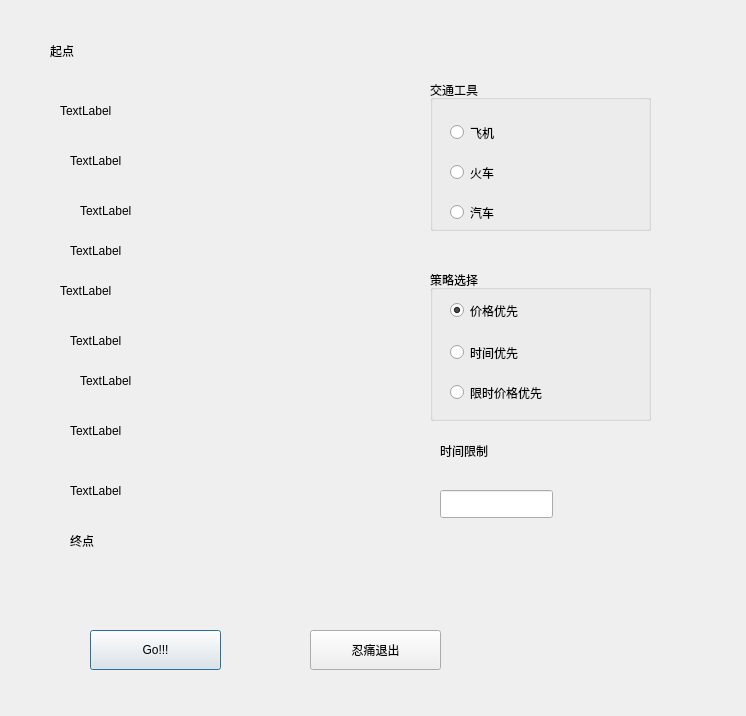
The window that newtrip.ui (Traeyee/trip_assist) describes before a commit, drawn with Qt 5.
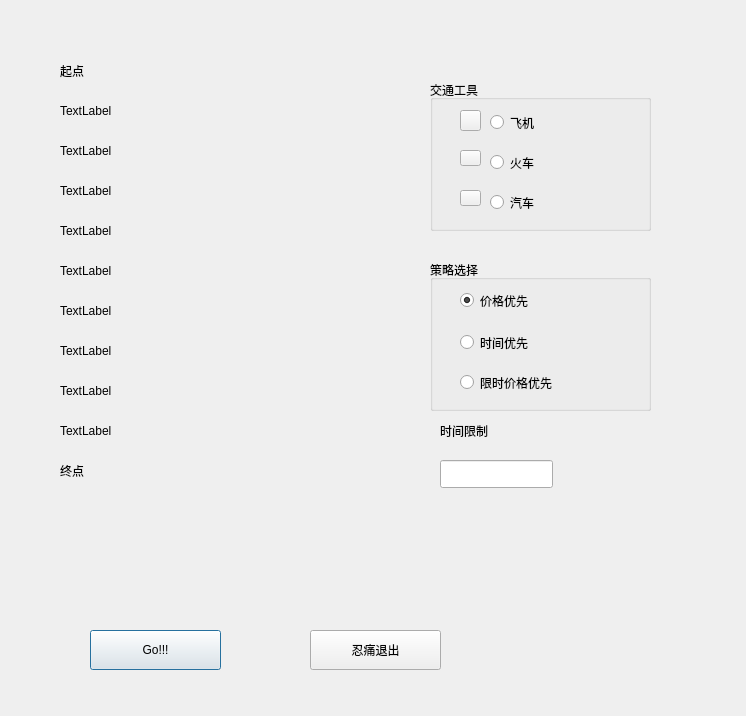
The same window after the commit. Icons and pictures are not drawn.

Commit message: newtrip_ui_design

The edit to the form file:
```diff
--- a/newtrip.ui
+++ b/newtrip.ui
@@ -16,8 +16,8 @@
   <widget class="QLabel" name="label">
    <property name="geometry">
     <rect>
-     <x>50</x>
-     <y>40</y>
+     <x>60</x>
+     <y>60</y>
      <width>99</width>
      <height>21</height>
     </rect>
@@ -42,8 +42,8 @@
   <widget class="QLabel" name="label_3">
    <property name="geometry">
     <rect>
-     <x>70</x>
-     <y>150</y>
+     <x>60</x>
+     <y>140</y>
      <width>99</width>
      <height>21</height>
     </rect>
@@ -55,8 +55,8 @@
   <widget class="QLabel" name="label_4">
    <property name="geometry">
     <rect>
-     <x>80</x>
-     <y>200</y>
+     <x>60</x>
+     <y>180</y>
      <width>99</width>
      <height>21</height>
     </rect>
@@ -68,8 +68,8 @@
   <widget class="QLabel" name="label_5">
    <property name="geometry">
     <rect>
-     <x>70</x>
-     <y>240</y>
+     <x>60</x>
+     <y>220</y>
      <width>99</width>
      <height>21</height>
     </rect>
@@ -82,7 +82,7 @@
    <property name="geometry">
     <rect>
      <x>60</x>
-     <y>280</y>
+     <y>260</y>
      <width>99</width>
      <height>21</height>
     </rect>
@@ -94,8 +94,8 @@
   <widget class="QLabel" name="label_7">
    <property name="geometry">
     <rect>
-     <x>70</x>
-     <y>330</y>
+     <x>60</x>
+     <y>300</y>
      <width>99</width>
      <height>21</height>
     </rect>
@@ -107,8 +107,8 @@
   <widget class="QLabel" name="label_8">
    <property name="geometry">
     <rect>
-     <x>80</x>
-     <y>370</y>
+     <x>60</x>
+     <y>340</y>
      <width>99</width>
      <height>21</height>
     </rect>
@@ -120,8 +120,8 @@
   <widget class="QLabel" name="label_9">
    <property name="geometry">
     <rect>
-     <x>70</x>
-     <y>420</y>
+     <x>60</x>
+     <y>380</y>
      <width>99</width>
      <height>21</height>
     </rect>
@@ -133,8 +133,8 @@
   <widget class="QLabel" name="label_10">
    <property name="geometry">
     <rect>
-     <x>70</x>
-     <y>480</y>
+     <x>60</x>
+     <y>420</y>
      <width>99</width>
      <height>21</height>
     </rect>
@@ -146,8 +146,8 @@
   <widget class="QLabel" name="label_11">
    <property name="geometry">
     <rect>
-     <x>70</x>
-     <y>530</y>
+     <x>60</x>
+     <y>460</y>
      <width>99</width>
      <height>21</height>
     </rect>
@@ -160,7 +160,7 @@
    <property name="geometry">
     <rect>
      <x>430</x>
-     <y>270</y>
+     <y>260</y>
      <width>221</width>
      <height>151</height>
     </rect>
@@ -177,9 +177,9 @@
    <widget class="QRadioButton" name="timeBtn">
     <property name="geometry">
      <rect>
-      <x>20</x>
+      <x>30</x>
       <y>70</y>
-      <width>155</width>
+      <width>111</width>
       <height>25</height>
      </rect>
     </property>
@@ -190,9 +190,9 @@
    <widget class="QRadioButton" name="priceBtn">
     <property name="geometry">
      <rect>
-      <x>20</x>
+      <x>30</x>
       <y>30</y>
-      <width>155</width>
+      <width>91</width>
       <height>21</height>
      </rect>
     </property>
@@ -206,9 +206,9 @@
    <widget class="QRadioButton" name="mixBtn">
     <property name="geometry">
      <rect>
-      <x>20</x>
+      <x>30</x>
       <y>110</y>
-      <width>155</width>
+      <width>111</width>
       <height>25</height>
      </rect>
     </property>
@@ -227,7 +227,7 @@
    <property name="geometry">
     <rect>
      <x>440</x>
-     <y>490</y>
+     <y>460</y>
      <width>113</width>
      <height>28</height>
     </rect>
@@ -263,9 +263,9 @@
    <property name="geometry">
     <rect>
      <x>200</x>
-     <y>40</y>
+     <y>50</y>
      <width>141</width>
-     <height>511</height>
+     <height>451</height>
     </rect>
    </property>
    <layout class="QVBoxLayout" name="cityLayout"/>
@@ -274,7 +274,7 @@
    <property name="geometry">
     <rect>
      <x>440</x>
-     <y>440</y>
+     <y>420</y>
      <width>99</width>
      <height>21</height>
     </rect>
@@ -298,9 +298,9 @@
    <widget class="QRadioButton" name="air">
     <property name="geometry">
      <rect>
-      <x>20</x>
-      <y>40</y>
-      <width>155</width>
+      <x>60</x>
+      <y>30</y>
+      <width>81</width>
       <height>25</height>
      </rect>
     </property>
@@ -311,9 +311,9 @@
    <widget class="QRadioButton" name="rail">
     <property name="geometry">
      <rect>
-      <x>20</x>
-      <y>80</y>
-      <width>155</width>
+      <x>60</x>
+      <y>70</y>
+      <width>71</width>
       <height>25</height>
      </rect>
     </property>
@@ -324,9 +324,9 @@
    <widget class="QRadioButton" name="road">
     <property name="geometry">
      <rect>
-      <x>20</x>
-      <y>120</y>
-      <width>155</width>
+      <x>60</x>
+      <y>110</y>
+      <width>61</width>
       <height>25</height>
      </rect>
     </property>
@@ -334,6 +334,54 @@
      <string>汽车</string>
     </property>
    </widget>
+   <widget class="QPushButton" name="pushButton">
+    <property name="geometry">
+     <rect>
+      <x>30</x>
+      <y>30</y>
+      <width>21</width>
+      <height>21</height>
+     </rect>
+    </property>
+    <property name="styleSheet">
+     <string notr="true">border-image: url(:/pic/transport01.png);</string>
+    </property>
+    <property name="text">
+     <string/>
+    </property>
+   </widget>
+   <widget class="QPushButton" name="pushButton_2">
+    <property name="geometry">
+     <rect>
+      <x>30</x>
+      <y>70</y>
+      <width>21</width>
+      <height>16</height>
+     </rect>
+    </property>
+    <property name="styleSheet">
+     <string notr="true">border-image: url(:/pic/transport02.png);</string>
+    </property>
+    <property name="text">
+     <string/>
+    </property>
+   </widget>
+   <widget class="QPushButton" name="pushButton_3">
+    <property name="geometry">
+     <rect>
+      <x>30</x>
+      <y>110</y>
+      <width>21</width>
+      <height>16</height>
+     </rect>
+    </property>
+    <property name="styleSheet">
+     <string notr="true">border-image: url(:/pic/transport03.png);</string>
+    </property>
+    <property name="text">
+     <string/>
+    </property>
+   </widget>
   </widget>
  </widget>
  <resources/>
```
The commit also changes 1 other file.
